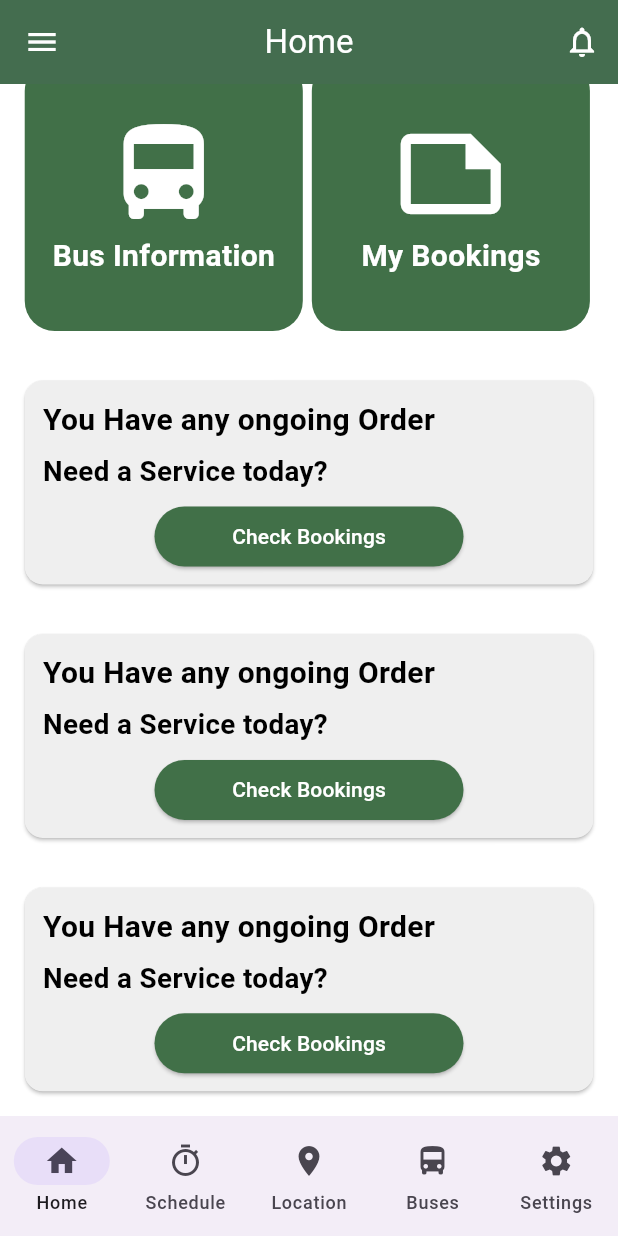
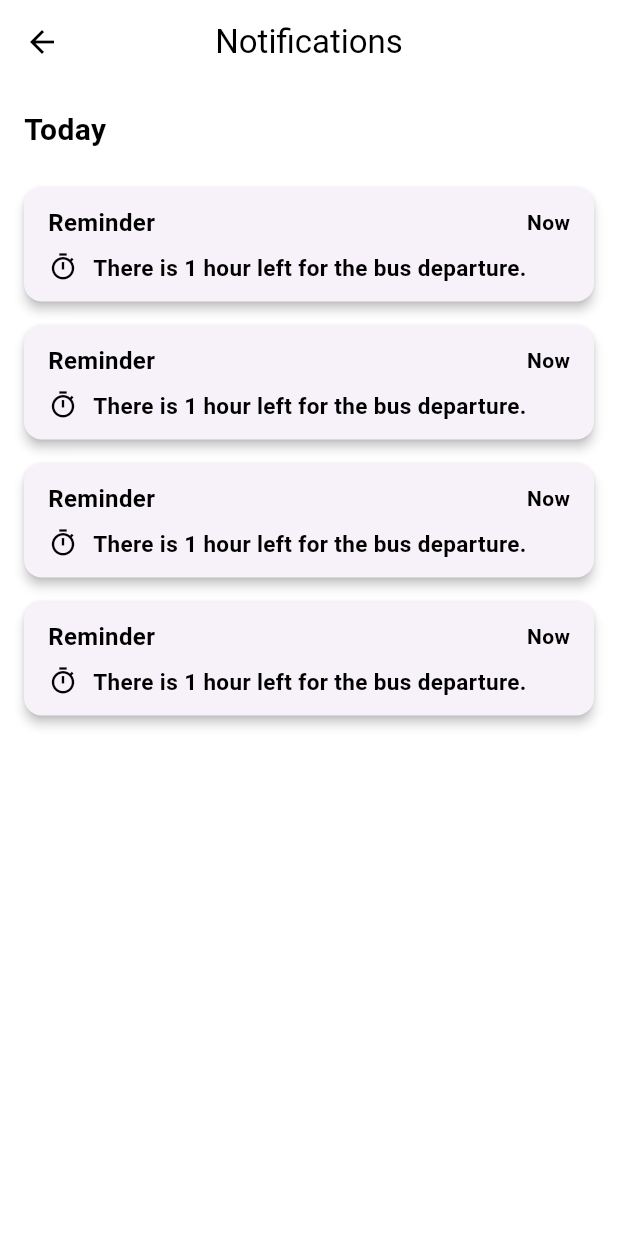
Before and after one commit to jihanurrahman33/diu_transport, a Flutter app: the MainScreen screen opened directly, scrolled down 76 dp, after a tap on the "notifications none" icon, on a phone screen of 412 x 824 dp. Run offline on Flutter 3.47's test engine with Material 3 defaults, Android fonts, the light colour scheme and no system bars; our stand-ins replace flutter_map, latlong2, pin_code_fields, share_plus.

Commit message:
notification ui done

```diff
--- a/lib/ui/screens/location_screen.dart
+++ b/lib/ui/screens/location_screen.dart
@@ -7,13 +7,15 @@ class LocationScreen extends StatelessWidget {
 
   @override
   Widget build(BuildContext context) {
+    final point1 = LatLng(23.876589, 90.320788);
+    final point2 = LatLng(23.9004, 90.3272);
+
     return Scaffold(
-
       body: FlutterMap(
         mapController: MapController(),
         options: MapOptions(
-          initialCenter: LatLng(23.876589,90.320788),
-          initialZoom: 15,
+          initialCenter: point1,
+          initialZoom: 13,
         ),
         children: [
           TileLayer(
@@ -23,10 +25,25 @@ class LocationScreen extends StatelessWidget {
           MarkerLayer(
             markers: [
               Marker(
-                point: LatLng(23.876589,90.320788),
+                point: point1,
                 width: 40,
                 height: 40,
                 child: Icon(Icons.location_on, color: Colors.red, size: 40),
+              ),
+              Marker(
+                point: point2,
+                width: 40,
+                height: 40,
+                child: Icon(Icons.location_on, color: Colors.red, size: 40),
+              ),
+            ],
+          ),
+          PolylineLayer(
+            polylines: [
+              Polyline(
+                points: [point1, point2],
+                color: Colors.blue,
+                strokeWidth: 4.0,
               ),
             ],
           ),
--- a/lib/ui/screens/main_screen.dart
+++ b/lib/ui/screens/main_screen.dart
@@ -3,6 +3,7 @@ import 'package:diu_transport/ui/screens/contact_us_screen.dart';
 import 'package:diu_transport/ui/screens/feedback_screen.dart';
 import 'package:diu_transport/ui/screens/location_screen.dart';
 import 'package:diu_transport/ui/screens/my_profile_screen.dart';
+import 'package:diu_transport/ui/screens/notification_screen.dart';
 import 'package:diu_transport/ui/screens/schedule_screen.dart';
 import 'package:diu_transport/ui/screens/settings_screen.dart';
 import 'package:diu_transport/ui/utils/app_string.dart';
@@ -110,6 +111,7 @@ class _MainScreenState extends State<MainScreen> {
       appBar: DiuAppBar(
         title: navButtons[_selectedIndex],
         onTapMenuIcon: _onTapMenuIcon,
+        onTapNotificationIcon: _onTapNoticationIcon,
       ),
       bottomNavigationBar: NavigationBar(
           selectedIndex: _selectedIndex,
@@ -132,6 +134,10 @@ class _MainScreenState extends State<MainScreen> {
           ]),
       body: _pages[_selectedIndex],
     );
+
+  }
+  void _onTapNoticationIcon(){
+    Navigator.push(context, MaterialPageRoute(builder: (context)=>NotificationScreen()));
   }
 
   void _onTapMenuIcon() {
--- /dev/null
+++ b/lib/ui/screens/notification_screen.dart
@@ -0,0 +1,109 @@
+import 'package:flutter/material.dart';
+
+class NotificationScreen extends StatefulWidget {
+  const NotificationScreen({super.key});
+
+  @override
+  State<NotificationScreen> createState() => _NotificationScreenState();
+}
+
+class _NotificationScreenState extends State<NotificationScreen> {
+  @override
+  Widget build(BuildContext context) {
+    final screenWidth = MediaQuery.of(context).size.width;
+
+    return Scaffold(
+      appBar: AppBar(
+        centerTitle: true,
+        title: const Text(
+          'Notifications',
+          style: TextStyle(color: Colors.black),
+        ),
+        backgroundColor: Colors.white,
+        iconTheme: const IconThemeData(color: Colors.black),
+      ),
+      body: SingleChildScrollView(
+        padding: const EdgeInsets.all(16),
+        child: Column(
+          crossAxisAlignment: CrossAxisAlignment.start,
+          children: const [
+            Text(
+              'Today',
+              style: TextStyle(
+                fontSize: 20,
+                fontWeight: FontWeight.bold,
+                color: Colors.black,
+              ),
+            ),
+            SizedBox(height: 16),
+            NotificationList(),
+          ],
+        ),
+      ),
+    );
+  }
+}
+
+class NotificationList extends StatelessWidget {
+  const NotificationList({super.key});
+
+  @override
+  Widget build(BuildContext context) {
+    return ListView.builder(
+      itemCount: 4,
+      shrinkWrap: true,
+      physics: const NeverScrollableScrollPhysics(),
+      itemBuilder: (context, index) {
+        return Card(
+          elevation: 3,
+          shape: RoundedRectangleBorder(
+            borderRadius: BorderRadius.circular(12),
+          ),
+          margin: const EdgeInsets.symmetric(vertical: 8),
+          child: Padding(
+            padding: const EdgeInsets.symmetric(horizontal: 16, vertical: 12),
+            child: Column(
+              crossAxisAlignment: CrossAxisAlignment.start,
+              children: [
+                Row(
+                  mainAxisAlignment: MainAxisAlignment.spaceBetween,
+                  children: const [
+                    Text(
+                      'Reminder',
+                      style: TextStyle(
+                        fontSize: 16,
+                        fontWeight: FontWeight.w600,
+                        color: Colors.black,
+                      ),
+                    ),
+                    Text(
+                      'Now',
+                      style: TextStyle(
+                        fontSize: 14,
+                        color: Colors.black,
+                      ),
+                    ),
+                  ],
+                ),
+                SizedBox(height: 8),
+                Row(
+                  crossAxisAlignment: CrossAxisAlignment.start,
+                  children: const [
+                    Icon(Icons.timer_outlined, size: 20, color: Colors.black),
+                    SizedBox(width: 10),
+                    Expanded(
+                      child: Text(
+                        'There is 1 hour left for the bus departure.',
+                        style: TextStyle(fontSize: 15, color: Colors.black),
+                      ),
+                    ),
+                  ],
+                ),
+              ],
+            ),
+          ),
+        );
+      },
+    );
+  }
+}
--- a/lib/ui/widgets/diu_app_bar.dart
+++ b/lib/ui/widgets/diu_app_bar.dart
@@ -3,8 +3,9 @@ import 'package:flutter/material.dart';
 import '../utils/app_string.dart';
 
 class DiuAppBar extends StatelessWidget implements PreferredSizeWidget {
-  const DiuAppBar({super.key,required this.onTapMenuIcon,required this.title});
+  const DiuAppBar({super.key,required this.onTapMenuIcon,required this.title,required this.onTapNotificationIcon});
   final void Function() onTapMenuIcon;
+  final void Function() onTapNotificationIcon;
  final String title;
 
 
@@ -24,7 +25,7 @@ class DiuAppBar extends StatelessWidget implements PreferredSizeWidget {
       centerTitle: true,
       actions: [
         IconButton(
-            onPressed: () {},
+            onPressed: onTapNotificationIcon,
             icon: Icon(
               Icons.notifications_none_outlined,
               color: Colors.white,
```
